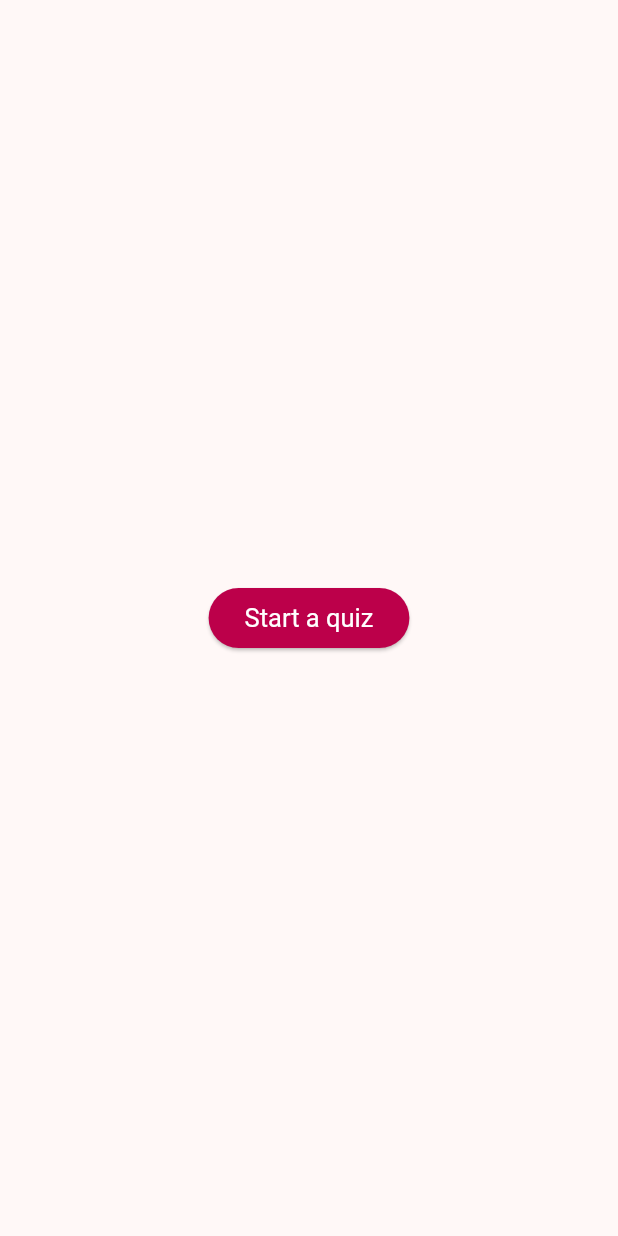
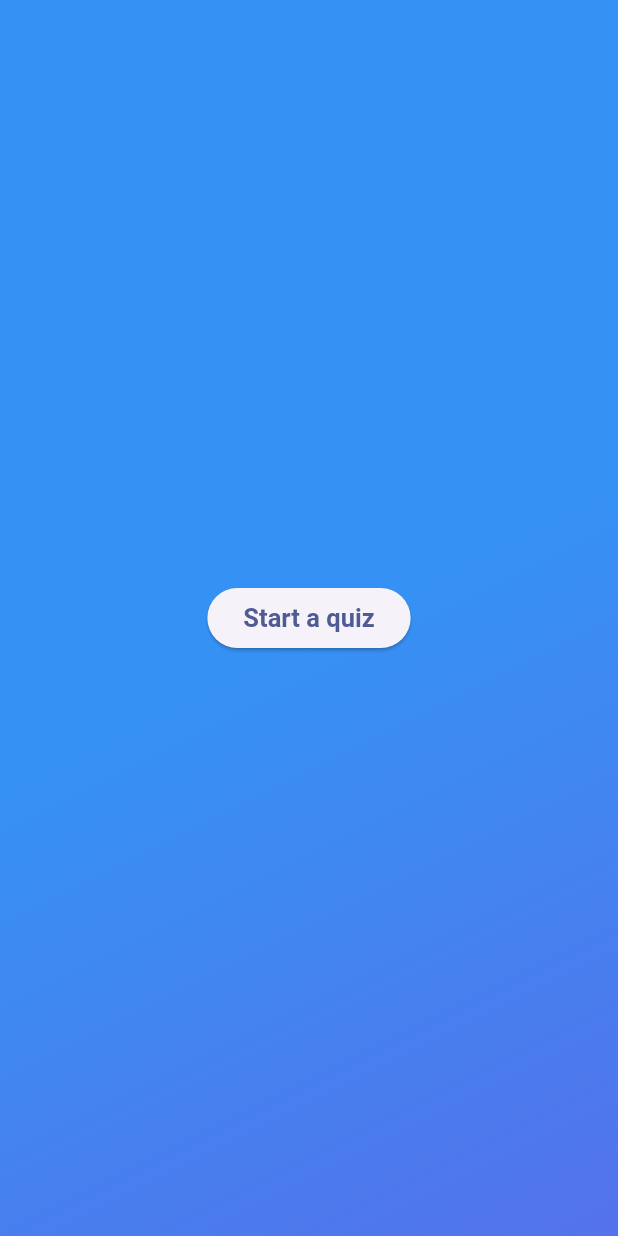
Before and after one commit to jeremyriverain/flutter_quiz_app, a Flutter app: the screen it shows after launch, on a phone screen of 412 x 824 dp. Run offline on Flutter 3.47's test engine with Material 2 defaults, Android fonts, the phone set to English and light mode, and no system bars.

Commit message:
:lipstick: refine design

```diff
--- a/lib/components/answers.dart
+++ b/lib/components/answers.dart
@@ -6,7 +6,6 @@ import 'package:flutter_quiz/constants.dart';
 import 'package:flutter_quiz/model.dart';
 import 'package:flutter_quiz/store/correct_answer_store.dart';
 import 'package:flutter_quiz/views/result_view.dart';
-import 'package:html_unescape/html_unescape.dart';
 import 'package:provider/provider.dart';
 
 class Answers extends StatefulWidget {
@@ -59,7 +58,7 @@ class _AnswersState extends State<Answers> {
             child: Column(
               children: [
                 Text(
-                  HtmlUnescape().convert(quizEntry.question),
+                  quizEntry.question,
                   style: Theme.of(context).textTheme.titleLarge,
                 ),
               ],
--- /dev/null
+++ b/lib/layouts/default_layout.dart
@@ -0,0 +1,29 @@
+import 'package:flutter/material.dart';
+
+class DefaultLayout extends StatelessWidget {
+  final Widget child;
+  const DefaultLayout({
+    super.key,
+    required this.child,
+  });
+
+  @override
+  Widget build(BuildContext context) {
+    return Scaffold(
+      body: Container(
+        decoration: const BoxDecoration(
+          gradient: LinearGradient(
+            begin: Alignment.topLeft,
+            end: Alignment.bottomRight,
+            stops: [0.5, 1],
+            colors: [
+              Color(0xFF3592F4),
+              Color(0xFF5472ec),
+            ],
+          ),
+        ),
+        child: child,
+      ),
+    );
+  }
+}
--- a/lib/main.dart
+++ b/lib/main.dart
@@ -8,7 +8,7 @@ void main() {
   runApp(const MyApp());
 }
 
-const kPrimaryColor = Color.fromRGBO(188, 0, 74, 1.0);
+const kPrimaryColor = Color(0xFF5472ec);
 
 class MyApp extends StatelessWidget {
   const MyApp({super.key});
@@ -25,13 +25,21 @@ class MyApp extends StatelessWidget {
         theme: ThemeData(
           colorSchemeSeed: kPrimaryColor,
           useMaterial3: true,
+          progressIndicatorTheme: const ProgressIndicatorThemeData(
+            color: Colors.white,
+          ),
           elevatedButtonTheme: ElevatedButtonThemeData(
             style: ElevatedButton.styleFrom(
-              backgroundColor: kPrimaryColor,
-              foregroundColor: Colors.white,
-              textStyle: const TextStyle(fontSize: 17),
+              textStyle: const TextStyle(
+                fontSize: 17,
+                fontWeight: FontWeight.bold,
+              ),
             ),
           ),
+          textTheme: Theme.of(context).textTheme.apply(
+                bodyColor: Colors.white,
+                displayColor: Colors.white,
+              ),
         ),
         home: const WelcomeView(),
       ),
--- a/lib/repository.dart
+++ b/lib/repository.dart
@@ -10,7 +10,7 @@ class Repository {
   }) async {
     final response = await http.get(
       Uri.parse(
-          'https://opentdb.com/api.php?amount=$numberOfQuestions&difficulty=easy&type=multiple'),
+          'https://opentdb.com/api.php?amount=$numberOfQuestions&difficulty=easy&type=multiple&encode=url3986'),
     );
 
     if (response.statusCode == 200) {
--- a/lib/views/question_view.dart
+++ b/lib/views/question_view.dart
@@ -1,5 +1,6 @@
 import 'package:flutter/material.dart';
 import 'package:flutter_quiz/components/answers.dart';
+import 'package:flutter_quiz/layouts/default_layout.dart';
 import 'package:flutter_quiz/model.dart';
 import 'package:flutter_quiz/repository.dart';
 
@@ -10,8 +11,8 @@ class QuestionView extends StatelessWidget {
 
   @override
   Widget build(BuildContext context) {
-    return Scaffold(
-      body: Padding(
+    return DefaultLayout(
+      child: Padding(
         padding: const EdgeInsets.symmetric(horizontal: 20.0, vertical: 20),
         child: FutureBuilder(
             future: quizRepository.fetchQuiz(),
--- a/lib/views/result_view.dart
+++ b/lib/views/result_view.dart
@@ -1,5 +1,6 @@
 import 'package:flutter/material.dart';
 import 'package:flutter_quiz/constants.dart';
+import 'package:flutter_quiz/layouts/default_layout.dart';
 import 'package:flutter_quiz/store/correct_answer_store.dart';
 import 'package:flutter_quiz/views/question_view.dart';
 import 'package:provider/provider.dart';
@@ -11,8 +12,8 @@ class ResultView extends StatelessWidget {
   Widget build(BuildContext context) {
     final correctAnswers =
         Provider.of<CorrectAnswerStore>(context, listen: false).correctAnswers;
-    return Scaffold(
-      body: Padding(
+    return DefaultLayout(
+      child: Padding(
         padding: const EdgeInsets.symmetric(horizontal: 20),
         child: Column(
           mainAxisAlignment: MainAxisAlignment.center,
--- a/lib/views/welcome_view.dart
+++ b/lib/views/welcome_view.dart
@@ -1,4 +1,5 @@
 import 'package:flutter/material.dart';
+import 'package:flutter_quiz/layouts/default_layout.dart';
 import 'package:flutter_quiz/views/question_view.dart';
 
 class WelcomeView extends StatelessWidget {
@@ -6,8 +7,8 @@ class WelcomeView extends StatelessWidget {
 
   @override
   Widget build(BuildContext context) {
-    return Scaffold(
-      body: Builder(builder: (context) {
+    return DefaultLayout(
+      child: Builder(builder: (context) {
         return Center(
           child: Padding(
             padding: const EdgeInsets.symmetric(vertical: 100.0),
--- a/pubspec.yaml
+++ b/pubspec.yaml
@@ -32,7 +32,6 @@ dependencies:
     sdk: flutter
 
   http: ^0.13.5
-  html_unescape: ^2.0.0
   provider: ^6.0.5
 
 dev_dependencies:
```
Also changed, not shown: lib/components/answers_item.dart (+7 -8 lines), lib/model.dart (+5 -3 lines), pubspec.lock.
